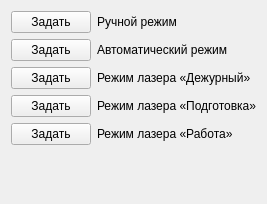
First picture: the form in modecontrolform.ui, repository kungurovk/laser-backlight-tester, before the edit.
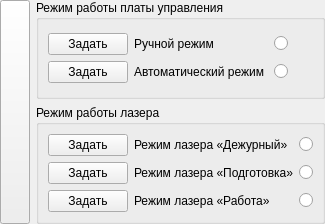
Second picture: the form after the edit. Icons and pictures are not drawn.

Diff of the .ui file:
```diff
--- a/modecontrolform.ui
+++ b/modecontrolform.ui
@@ -6,14 +6,72 @@
    <rect>
     <x>0</x>
     <y>0</y>
-    <width>251</width>
-    <height>204</height>
+    <width>324</width>
+    <height>224</height>
    </rect>
   </property>
+  <property name="sizePolicy">
+   <sizepolicy hsizetype="Preferred" vsizetype="Preferred">
+    <horstretch>0</horstretch>
+    <verstretch>0</verstretch>
+   </sizepolicy>
+  </property>
   <property name="windowTitle">
    <string>Form</string>
   </property>
-  <layout class="QFormLayout" name="formLayout_2">
+  <layout class="QHBoxLayout" name="horizontalLayout">
+   <property name="leftMargin">
+    <number>0</number>
+   </property>
+   <property name="topMargin">
+    <number>0</number>
+   </property>
+   <property name="rightMargin">
+    <number>0</number>
+   </property>
+   <property name="bottomMargin">
+    <number>0</number>
+   </property>
+   <item>
+    <widget class="QPushButton" name="pushButton">
+     <property name="sizePolicy">
+      <sizepolicy hsizetype="Fixed" vsizetype="Expanding">
+       <horstretch>0</horstretch>
+       <verstretch>0</verstretch>
+      </sizepolicy>
+     </property>
+     <property name="minimumSize">
+      <size>
+       <width>30</width>
+       <height>0</height>
+      </size>
+     </property>
+     <property name="maximumSize">
+      <size>
+       <width>30</width>
+       <height>16777215</height>
+      </size>
+     </property>
+     <property name="text">
+      <string/>
+     </property>
+     <property name="icon">
+      <iconset>
+       <normalon>:/icons/update.png</normalon>
+      </iconset>
+     </property>
+    </widget>
+   </item>
+   <item>
+    <layout class="QVBoxLayout" name="verticalLayout">
+     <item>
+      <widget class="QGroupBox" name="groupBox">
+       <property name="title">
+        <string>Режим работы платы управления</string>
+       </property>
+       <layout class="QGridLayout" name="gridLayout_3">
+        <item row="0" column="0">
+         <layout class="QGridLayout" name="gridLayout_2">
    <item row="0" column="0">
     <widget class="QPushButton" name="pushButtonManualMode">
      <property name="sizePolicy">
@@ -40,29 +98,19 @@
      </property>
     </widget>
    </item>
-   <item row="2" column="0">
-    <widget class="QPushButton" name="pushButtonDutyMode">
-     <property name="sizePolicy">
-      <sizepolicy hsizetype="Minimum" vsizetype="Minimum">
-       <horstretch>0</horstretch>
-       <verstretch>0</verstretch>
-      </sizepolicy>
-     </property>
+          <item row="0" column="2">
+           <widget class="QRadioButton" name="radioButtonManual">
      <property name="text">
-      <string>Задать</string>
-     </property>
-    </widget>
-   </item>
-   <item row="3" column="0">
-    <widget class="QPushButton" name="pushButtonPrepareMode">
-     <property name="sizePolicy">
-      <sizepolicy hsizetype="Minimum" vsizetype="Minimum">
-       <horstretch>0</horstretch>
-       <verstretch>0</verstretch>
-      </sizepolicy>
-     </property>
-     <property name="text">
-      <string>Задать</string>
+             <string/>
+            </property>
+            <property name="checkable">
+             <bool>true</bool>
+            </property>
+            <property name="checked">
+             <bool>false</bool>
+            </property>
+            <property name="autoExclusive">
+             <bool>true</bool>
      </property>
     </widget>
    </item>
@@ -79,19 +127,6 @@
      </property>
     </widget>
    </item>
-   <item row="4" column="0">
-    <widget class="QPushButton" name="pushButtonWorkMode">
-     <property name="sizePolicy">
-      <sizepolicy hsizetype="Minimum" vsizetype="Minimum">
-       <horstretch>0</horstretch>
-       <verstretch>0</verstretch>
-      </sizepolicy>
-     </property>
-     <property name="text">
-      <string>Задать</string>
-     </property>
-    </widget>
-   </item>
    <item row="1" column="1">
     <widget class="QLabel" name="labelAutoMode">
      <property name="sizePolicy">
@@ -105,7 +140,36 @@
      </property>
     </widget>
    </item>
-   <item row="2" column="1">
+          <item row="1" column="2">
+           <widget class="QRadioButton" name="radioButtonAuto">
+            <property name="enabled">
+             <bool>true</bool>
+            </property>
+            <property name="text">
+             <string/>
+            </property>
+            <property name="checkable">
+             <bool>true</bool>
+            </property>
+            <property name="autoExclusive">
+             <bool>true</bool>
+            </property>
+           </widget>
+          </item>
+         </layout>
+        </item>
+       </layout>
+      </widget>
+     </item>
+     <item>
+      <widget class="QGroupBox" name="groupBox_2">
+       <property name="title">
+        <string>Режим работы лазера</string>
+       </property>
+       <layout class="QGridLayout" name="gridLayout_5">
+        <item row="0" column="0">
+         <layout class="QGridLayout" name="gridLayout_4">
+          <item row="0" column="1">
     <widget class="QLabel" name="labelDutyMode">
      <property name="sizePolicy">
       <sizepolicy hsizetype="Minimum" vsizetype="Minimum">
@@ -118,7 +182,59 @@
      </property>
     </widget>
    </item>
-   <item row="3" column="1">
+          <item row="1" column="0">
+           <widget class="QPushButton" name="pushButtonPrepareMode">
+            <property name="sizePolicy">
+             <sizepolicy hsizetype="Minimum" vsizetype="Minimum">
+              <horstretch>0</horstretch>
+              <verstretch>0</verstretch>
+             </sizepolicy>
+            </property>
+            <property name="text">
+             <string>Задать</string>
+            </property>
+           </widget>
+          </item>
+          <item row="0" column="2">
+           <widget class="QRadioButton" name="radioButtonDuty">
+            <property name="text">
+             <string/>
+            </property>
+            <property name="checked">
+             <bool>false</bool>
+            </property>
+            <property name="autoRepeat">
+             <bool>false</bool>
+            </property>
+           </widget>
+          </item>
+          <item row="0" column="0">
+           <widget class="QPushButton" name="pushButtonDutyMode">
+            <property name="sizePolicy">
+             <sizepolicy hsizetype="Minimum" vsizetype="Minimum">
+              <horstretch>0</horstretch>
+              <verstretch>0</verstretch>
+             </sizepolicy>
+            </property>
+            <property name="text">
+             <string>Задать</string>
+            </property>
+           </widget>
+          </item>
+          <item row="1" column="2">
+           <widget class="QRadioButton" name="radioButtonPrepare">
+            <property name="text">
+             <string/>
+            </property>
+            <property name="checkable">
+             <bool>true</bool>
+            </property>
+            <property name="autoRepeat">
+             <bool>false</bool>
+            </property>
+           </widget>
+          </item>
+          <item row="1" column="1">
     <widget class="QLabel" name="labelPrepareMode">
      <property name="sizePolicy">
       <sizepolicy hsizetype="Minimum" vsizetype="Minimum">
@@ -131,7 +247,20 @@
      </property>
     </widget>
    </item>
-   <item row="4" column="1">
+          <item row="2" column="0">
+           <widget class="QPushButton" name="pushButtonWorkMode">
+            <property name="sizePolicy">
+             <sizepolicy hsizetype="Minimum" vsizetype="Minimum">
+              <horstretch>0</horstretch>
+              <verstretch>0</verstretch>
+             </sizepolicy>
+            </property>
+            <property name="text">
+             <string>Задать</string>
+            </property>
+           </widget>
+          </item>
+          <item row="2" column="1">
     <widget class="QLabel" name="labelWorkMode">
      <property name="sizePolicy">
       <sizepolicy hsizetype="Minimum" vsizetype="Minimum">
@@ -143,6 +272,42 @@
       <string>Режим лазера «Работа»</string>
      </property>
     </widget>
+          </item>
+          <item row="2" column="2">
+           <widget class="QRadioButton" name="radioButtonWork">
+            <property name="text">
+             <string/>
+            </property>
+            <property name="checked">
+             <bool>false</bool>
+            </property>
+            <property name="autoRepeat">
+             <bool>false</bool>
+            </property>
+            <property name="autoExclusive">
+             <bool>true</bool>
+            </property>
+           </widget>
+          </item>
+         </layout>
+        </item>
+       </layout>
+      </widget>
+     </item>
+    </layout>
+   </item>
+   <item>
+    <spacer name="horizontalSpacer">
+     <property name="orientation">
+      <enum>Qt::Horizontal</enum>
+     </property>
+     <property name="sizeHint" stdset="0">
+      <size>
+       <width>40</width>
+       <height>20</height>
+      </size>
+     </property>
+    </spacer>
    </item>
   </layout>
  </widget>
```
Lines whose indentation alone changed are shown as unchanged.
